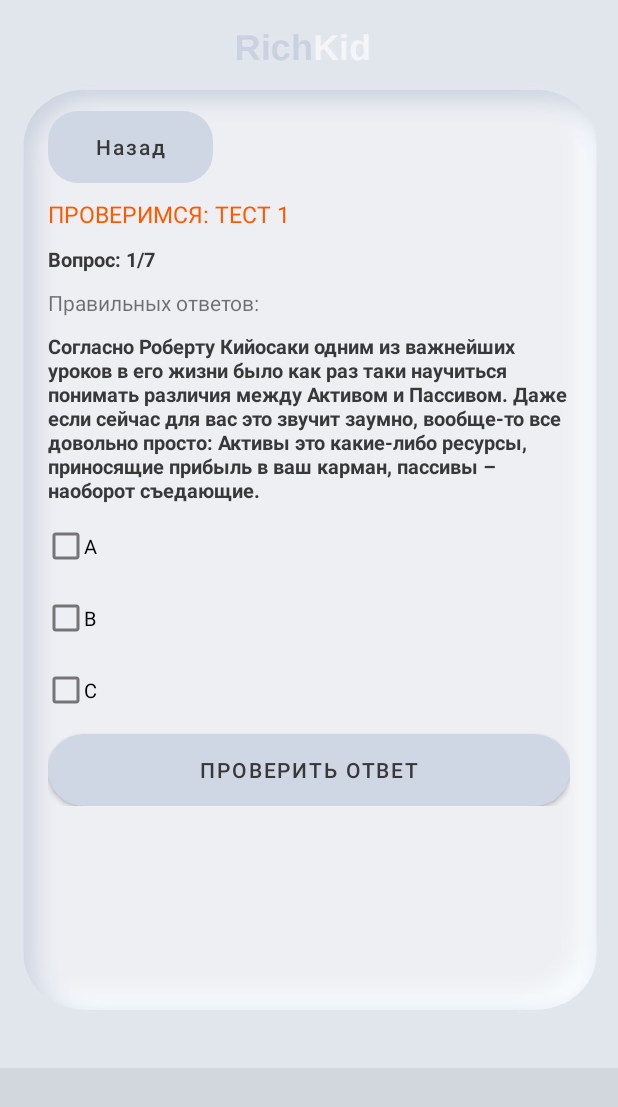
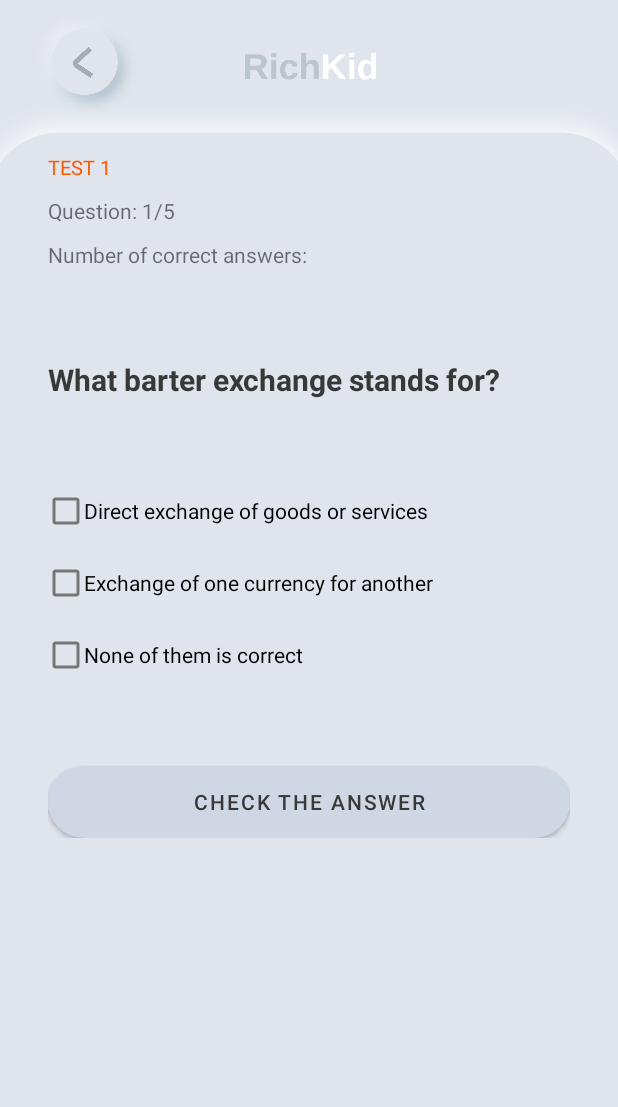
Before and after one commit to ETS-Android5/androidApp-RichKid, an Android app: the Level1_test screen opened directly, with no data from a screen before it, on a phone screen of 412 x 824 dp. Shown: the top 1107 px of the screen. Run offline under Robolectric (Android 15) with nearby library versions, the phone set to English and light mode, and no system bars.

Commit message:
Update of Level1_test.java

```diff
--- a/app/build.gradle
+++ b/app/build.gradle
@@ -37,4 +37,5 @@ dependencies {
     androidTestImplementation 'androidx.test.ext:junit:1.1.3'
     androidTestImplementation 'androidx.test.espresso:espresso-core:3.4.0'
     implementation 'com.ismaeldivita.chipnavigation:chip-navigation-bar:1.3.4'
+
 }
--- a/app/src/main/AndroidManifest.xml
+++ b/app/src/main/AndroidManifest.xml
@@ -9,7 +9,8 @@
         android:roundIcon="@mipmap/ic_launcher_round"
         android:supportsRtl="true"
         android:theme="@style/Theme.Savings_kids">
-        <activity android:name=".Urok4"></activity>
+        <activity android:name=".proba"></activity>
+        <activity android:name=".Urok4" />
         <activity android:name=".Urok3" />
         <activity android:name=".Urok2" />
         <activity android:name=".Urok1" />
--- a/app/src/main/java/com/example/savings_kids/Level1_test.java
+++ b/app/src/main/java/com/example/savings_kids/Level1_test.java
@@ -1,35 +1,33 @@
 package com.example.savings_kids;
 
 import androidx.appcompat.app.AppCompatActivity;
+import androidx.core.content.ContextCompat;
 
-import android.content.Context;
 import android.content.Intent;
 import android.content.res.ColorStateList;
 import android.graphics.Color;
+import android.graphics.Typeface;
 import android.os.Bundle;
-import android.view.Gravity;
-import android.view.MotionEvent;
 import android.view.View;
 import android.widget.Button;
-import android.widget.ImageView;
+import android.widget.ImageButton;
 import android.widget.RadioButton;
 import android.widget.RadioGroup;
 import android.widget.TextView;
 import android.widget.Toast;
 
-import org.w3c.dom.Text;
-
 import java.util.ArrayList;
 import java.util.List;
 
-public class Level1_test extends AppCompatActivity {
+public class  Level1_test extends AppCompatActivity {
 public int count =0;
 public int btn1; //numLeft // переменная для картинки первой кнопки + текст
 public int btn2;
 public int btn3;
+public android.content.Context context;
 public int vopros; //вместо numleft
 Array array = new Array();
-private TextView tvQuestion, tvQuestionNo, tvScore; //+tvScore, tvTimer
+private TextView textQuestion, tvQuestionNo, tvScore; //+tvScore, tvTimer
 private RadioGroup radioGroup;
 private RadioButton rb1, rb2, rb3;
 private Button btnNext;
@@ -53,24 +51,23 @@ private List<QuestionModel> questionList;
         setContentView(R.layout.universal);
 
 
-        //ЧТО ОТОБРАЖАТЬСЯ БУДЕТ В УРОВНЕ
+        //TEXT
         TextView text_levels = findViewById(R.id.text_levels);
         text_levels.setText((R.string.level1));
 
 
 
-        //ТУТ ОГРОМНАЯ ВСТАВКА НАЧАЛО//
+        //INIT OF ELEMENTS
         questionList = new ArrayList<>();
-        tvQuestion = findViewById( (R.id.textQuestion));
-        tvScore = findViewById(R.id.textScore);
-        radioGroup = findViewById( (R.id.radioGroup));
-        rb1 = findViewById( (R.id.rb1));
-        rb2 = findViewById( (R.id.rb2));
-        rb3 = findViewById( (R.id.rb3));
-        btnNext = findViewById(R.id.btnNext);
-        tvQuestionNo = findViewById(R.id.tvQuestionNo);
+        textQuestion = findViewById( (R.id.textQuestion));  //+
+        tvScore = findViewById(R.id.textScore);  //+
+        radioGroup = findViewById( (R.id.radioGroup));  //+
+        rb1 = findViewById( (R.id.rb1));  //+
+        rb2 = findViewById( (R.id.rb2));  //+
+        rb3 = findViewById( (R.id.rb3));  //+
+        btnNext = findViewById(R.id.btnNext);   //+
+        tvQuestionNo = findViewById(R.id.tvQuestionNo);  //+
         dfRbColor = rb1.getTextColors();
-
         addQuestion();
         totalQuestions = questionList.size();
         showNextQuestion();
@@ -82,7 +79,7 @@ private List<QuestionModel> questionList;
                     if (rb1.isChecked() || rb2.isChecked() || rb3.isChecked()){
                         checkAnswer();
                     }else{
-                        Toast.makeText(Level1_test.this, "Выберите опцию", Toast.LENGTH_SHORT).show();
+                        Toast.makeText(Level1_test.this, "Choose an option", Toast.LENGTH_SHORT).show();
                     }
                 }else{
                     showNextQuestion();
@@ -92,26 +89,23 @@ private List<QuestionModel> questionList;
         //ТУТ ОГРОМНАЯ ВСТАВКА КОНЕЦ//
 
 
-        //кнопка назад начало
-        Button btn_back = (Button) findViewById(R.id.button_back);
+        //BUTTON BACK
+        ImageButton btn_back = (ImageButton) findViewById(R.id.back);
         btn_back.setOnClickListener(new View.OnClickListener() {
             @Override
             public void onClick(View v) {
-                //Обрабатываем нажатие кнопки "Назад" начало
                 try{
                     Intent intent = new Intent (Level1_test.this, Test.class);
                     startActivity(intent);
                     finish();
                 }catch (Exception e){
-                   //здесь кода не будет
                 }
-                //Обрабатываем нажатие кнопки "Назад" конец
             }
         });
-        //кнопка назад конец
+
     }
 
-
+    //METHOD CHECKANSWER
     private void checkAnswer() {
         answered = true;
         RadioButton rbSelected = findViewById(radioGroup.getCheckedRadioButtonId());
@@ -121,48 +115,58 @@ private List<QuestionModel> questionList;
                 count = count + 1;
             }
             score++;
-            tvScore.setText ("Правильных ответов: "+ score);
+            tvScore.setText ("Number od correct answers: "+ score);
         }
 
+        //TEKST NIEPRAWIDLOWEJ ODP TRANSPARENT
+        rb1.setTextColor(Color.GRAY);
+        rb2.setTextColor(Color.GRAY);
+        rb3.setTextColor(Color.GRAY);
 
-        rb1.setTextColor(Color.TRANSPARENT);
-        rb2.setTextColor(Color.TRANSPARENT);
-        rb3.setTextColor(Color.TRANSPARENT);
+        //PRZY PRAWIDLOWEJ ODPOWIEDZI TEKST PRAWIDLOWEJ ODP BLACK
         switch (currentQuestion.getCorrectAnsNo()){
             case 1:
-                rb1.setTextColor(Color.BLACK);
+                rb1.setTextColor(getColor(R.color.green));
+                rb2.setTextColor(getColor(R.color.red));
+                rb3.setTextColor(getColor(R.color.red));
                 break;
             case 2:
-                rb2.setTextColor(Color.BLACK);
+                rb2.setTextColor(getColor(R.color.green));
+                rb1.setTextColor(getColor(R.color.red));
+                rb3.setTextColor(getColor(R.color.red));
                 break;
             case 3:
-                rb3.setTextColor(Color.BLACK);
+                rb3.setTextColor(getColor(R.color.green));
+                rb1.setTextColor(getColor(R.color.red));
+                rb2.setTextColor(getColor(R.color.red));
                 break;
         }
+
         if(qCounter < totalQuestions){
-            btnNext.setText("Следующий вопрос");
+            btnNext.setText("Next question→");
         }else {
             btnNext.setText("Finish");
-            //
+
+
+
+
+            //BUTTTON NEXT
             btnNext.setOnClickListener(new View.OnClickListener() {
                 @Override
                 public void onClick(View v) {
-                    //Обрабатываем нажатие кнопки "Назад" начало
                     try{
                         Intent intent = new Intent (Level1_test.this, Fragment.class);
                         startActivity(intent);
                         finish();
                     }catch (Exception e){
-                        //здесь кода не будет
                     }
-                    //Обрабатываем нажатие кнопки "Назад" конец
                 }
             });
-            //
         }
     }
 
-    //ТУТ ОГРОМНАЯ ВСТАВКА НАЧАЛО2//
+
+    //METHOD SHOW NEXT QUESTION
     private void showNextQuestion() {
 
         radioGroup.clearCheck();
@@ -172,14 +176,14 @@ private List<QuestionModel> questionList;
 
         if (qCounter < totalQuestions) {
             currentQuestion = questionList.get(qCounter);
-            tvQuestion.setText(currentQuestion.getQuestion());
+            textQuestion.setText(currentQuestion.getQuestion());
             rb1.setText(currentQuestion.getOption1());
             rb2.setText(currentQuestion.getOption2());
             rb3.setText(currentQuestion.getOption3());
 
             qCounter++;
-            btnNext.setText("Проверить ответ");
-            tvQuestionNo.setText("Вопрос: " + qCounter+"/"+ totalQuestions);
+            btnNext.setText("Check the answer");
+            tvQuestionNo.setText("Question: " + qCounter+"/"+ totalQuestions);
             //tvQuestionNo.setText ("Question: " + qCounter+"/"+totalQuestions);
             answered = false;
 
@@ -188,18 +192,16 @@ private List<QuestionModel> questionList;
         }
     }
 
+    //METHOD ADDQUESTION
     private  void addQuestion(){
-        questionList.add (new QuestionModel( "Согласно Роберту Кийосаки одним из важнейших уроков в его жизни было как раз таки научиться понимать различия между Активом и Пассивом. Даже если сейчас для вас это звучит заумно, вообще-то все довольно просто: Активы это какие-либо ресурсы, приносящие прибыль в ваш карман, пассивы – наоборот съедающие.", "A", "B", "C", 1));
-        questionList.add (new QuestionModel( "B is correct", "A", "B", "C", 3));
-        questionList.add (new QuestionModel( "C is correct", "A", "B", "C", 3));
-        questionList.add (new QuestionModel( "A is correct", "A", "B", "C", 2));
-        questionList.add (new QuestionModel( "B is correct", "A", "B", "C", 1));
-        questionList.add (new QuestionModel( "A is correct", "A", "B", "C", 3));
-        questionList.add (new QuestionModel( "B is correct", "A", "B", "C", 2));
+        questionList.add (new QuestionModel( "What barter exchange stands for?", "Direct exchange of goods or services ", "Exchange of one currency for another", "None of them is correct", 1));
+        questionList.add (new QuestionModel( "Why do people invent coins?", "They are just beautiful", "Because humanity run out of ideas for future exchanges", "Because bullions of gold are unconvinient to make payment", 3));
+        questionList.add (new QuestionModel( "What is nominal value", "Any value of a coin that a person choose by themself", "Value of $10", "The value of any coin or stocks", 3));
+        questionList.add (new QuestionModel( "Why do people invented first banks", "For trading in the near feauture at Wall Street", "To protect coins and gold from robberies", "To make new coins", 2));
+        questionList.add (new QuestionModel( "Who was the first prototype of modern bank", "Jeweler", "Head of the family", "Fisherman", 1));
     }
-    //ТУТ ОГРОМНАЯ ВСТАВКА Конец2//
 
-    //Системная кнопка "Назад" начало
+
     @Override
     public void onBackPressed (){
             //Обрабатываем нажатие кнопки "Назад" начало
@@ -208,11 +210,6 @@ private List<QuestionModel> questionList;
                 startActivity(intent);
                 finish();
             }catch (Exception e){
-                //здесь кода не будет
             }
-            //Обрабатываем нажатие кнопки "Назад" конец
-
-
     }
-    //Системная кнопка "Назад" конец
 }
--- a/app/src/main/res/layout/universal.xml
+++ b/app/src/main/res/layout/universal.xml
@@ -11,14 +11,24 @@
         android:layout_width="match_parent"
         android:layout_height="match_parent"
         android:scaleType="centerCrop"
-        app:srcCompat="@drawable/test_back" />
+        app:srcCompat="@drawable/background" />
+
+    <ImageButton
+        android:id="@+id/back"
+        android:layout_width="90dp"
+        android:layout_height="80dp"
+        android:layout_marginLeft="15dp"
+        android:layout_marginRight="15dp"
+        android:background="@null"
+        android:scaleType="fitStart"
+        app:srcCompat="@drawable/custom_button_back" />
 
     <LinearLayout
         android:id="@+id/container1"
         android:layout_width="match_parent"
         android:layout_height="match_parent"
         android:orientation="vertical"
-        android:layout_marginTop="42dp">
+        android:layout_marginTop="60dp">
 
         <LinearLayout
             android:id="@+id/container2"
@@ -33,29 +43,17 @@
                 android:layout_height="match_parent"
                 android:orientation="horizontal">
 
-                <Button
-                    android:id="@+id/button_back"
-                    android:layout_width="110dp"
-                    android:layout_height="wrap_content"
-                    android:background="@drawable/button_stroke_white_press_orange"
-                    android:text="@string/back"
-                    android:textColor="@color/gray"
-                    android:textAllCaps="false"
-                    android:textSize="14dp"
-                    />
-
             </LinearLayout>
-
 
             <TextView
                 android:id="@+id/text_levels"
                 android:layout_width="match_parent"
                 android:layout_height="wrap_content"
                 android:layout_marginTop="10dp"
-                android:text="Проверимся: тест "
+                android:text="TEST 1"
                 android:textAllCaps="true"
                 android:textColor="@color/orange"
-                android:textSize="15dp" />
+                android:textSize="13dp" />
 
 
             <TextView
@@ -64,9 +62,7 @@
                 android:layout_height="wrap_content"
                 android:layout_marginTop="10dp"
                 android:text="Вопрос 1/n"
-                android:textStyle="bold"
-                android:textColor="@color/gray"
-                android:textSize="13dp" />
+                android:textSize="14dp" />
 
 
             <LinearLayout
@@ -81,7 +77,7 @@
                     android:id="@+id/textScore"
                     android:layout_width="wrap_content"
                     android:layout_height="wrap_content"
-                    android:text="Правильных ответов: " />
+                    android:text="Number of correct answers: " />
 
             </LinearLayout>
 
@@ -89,17 +85,18 @@
                 android:id="@+id/textQuestion"
                 android:layout_width="wrap_content"
                 android:layout_height="wrap_content"
-                android:layout_marginTop="10dp"
+                android:layout_marginTop="60dp"
                 android:layout_weight="1"
                 android:textStyle="bold"
                 android:textColor="@color/gray"
-                android:textSize="13dp"
+                android:textSize="20dp"
                 android:text="@string/question1" />
             <RadioGroup
                 android:id="@+id/radioGroup"
                 android:layout_width="wrap_content"
                 android:layout_height="wrap_content"
-                android:layout_marginTop="4dp"
+                android:layout_marginTop="50dp"
+                android:textSize="15dp"
                 >
 
                 <RadioButton
@@ -108,7 +105,6 @@
                     android:layout_height="wrap_content"
                     android:text="Option_1"
                     android:theme="@style/RadioButtonStyle"
-                    android:textSize="13dp"
                     android:button="@drawable/custom_radiobutton"></RadioButton>
                 <RadioButton
                     android:id="@+id/rb2"
@@ -116,29 +112,24 @@
                     android:layout_height="wrap_content"
                     android:text="Option_1"
                     android:button="@drawable/custom_radiobutton"
-                    android:theme="@style/RadioButtonStyle"
-                    android:textSize="13dp"></RadioButton>
+                    android:theme="@style/RadioButtonStyle"></RadioButton>
                 <RadioButton
                     android:id="@+id/rb3"
                     android:layout_width="wrap_content"
                     android:layout_height="wrap_content"
                     android:text="Option_1"
                     android:button="@drawable/custom_radiobutton"
-                    android:theme="@style/RadioButtonStyle"
-                    android:textSize="13dp"></RadioButton>
+                    android:theme="@style/RadioButtonStyle"></RadioButton>
             </RadioGroup>
             <Button
                 android:id="@+id/btnNext"
                 android:layout_width="match_parent"
                 android:layout_height="wrap_content"
-                android:layout_marginTop="5dp"
+                android:layout_marginTop="50dp"
                 android:text="Следующий вопрос"
                 android:textColor="@color/gray"
                 android:background="@drawable/button_background"
                 />
-
-
-
         </LinearLayout>
         </LinearLayout>
 </RelativeLayout>
--- a/app/src/main/res/values/colors.xml
+++ b/app/src/main/res/values/colors.xml
@@ -10,8 +10,8 @@
     <color name="temnee">#282B3A</color>
     <color name="orange">#FF5900</color>
     <color name="gray">#383838</color>
-    <color name="green">#8CD82A</color>
-    <color name="red">#900D09</color>
+    <color name="green">#69B239</color>
+    <color name="red">#AA3939</color>
     <color name="gray2">#CED6E3</color>
 
 </resources>
--- a/app/src/main/res/values/strings.xml
+++ b/app/src/main/res/values/strings.xml
@@ -3,7 +3,7 @@
     <string name="selectedLanguage">English</string>
     <string name="back">Назад</string>
     <string name="level">ПРОВЕРИМСЯ: ТЕСТ </string>
-    <string name="level1">ПРОВЕРИМСЯ: ТЕСТ 1</string>
+    <string name="level1">TEST 1</string>
     <string name="score">Правильных ответов: </string>
 
     <string name="question1">Согласно Роберту Кийосаки одним из важнейших уроков в его жизни было как раз таки научиться понимать различия между Активом и Пассивом. Даже если сейчас для вас это звучит заумно, вообще-то все довольно просто: Активы это какие-либо ресурсы, приносящие прибыль в ваш карман, пассивы – наоборот съедающие.  </string>
@@ -101,6 +101,5 @@ But with the help of this term you will be able to save up for your own brand-ne
     <string name="Text4.9"> Кликнем здесь, чтобы узнать, что такое инвестиции и как деньги сделают вам деньги.\n</string>
 
 
-
     <string name="todo">TODO</string>
 </resources>
--- a/app/src/main/res/values/themes.xml
+++ b/app/src/main/res/values/themes.xml
@@ -15,6 +15,6 @@
     </style>
 
     <style name = "RadioButtonStyle" parent="Theme.MaterialComponents.DayNight">
-        <item name="colorAccent">@color/orange</item>
+        <item name="colorAccent">@color/gray</item>
     </style>
 </resources>
```
Also changed, not shown: app/src/main/java/com/example/savings_kids/proba.java (added, +39 -0 lines), app/src/main/res/layout/proba_layout.xml (added, +47 -0 lines), app/src/main/res/drawable/droga.png (deleted).
